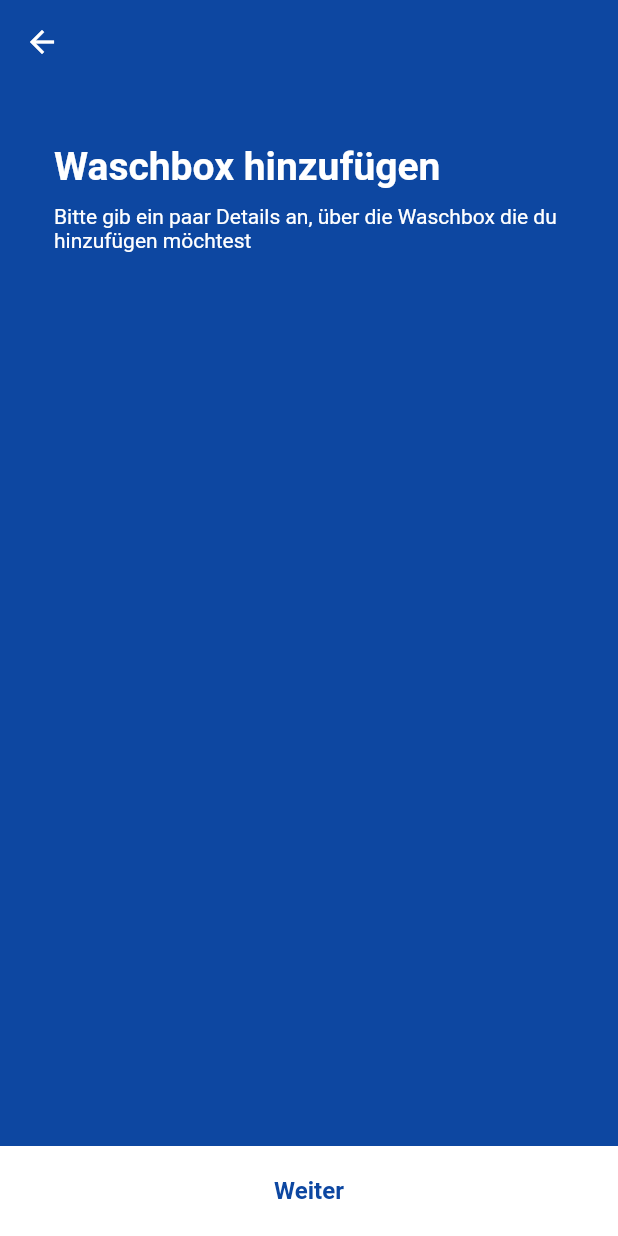
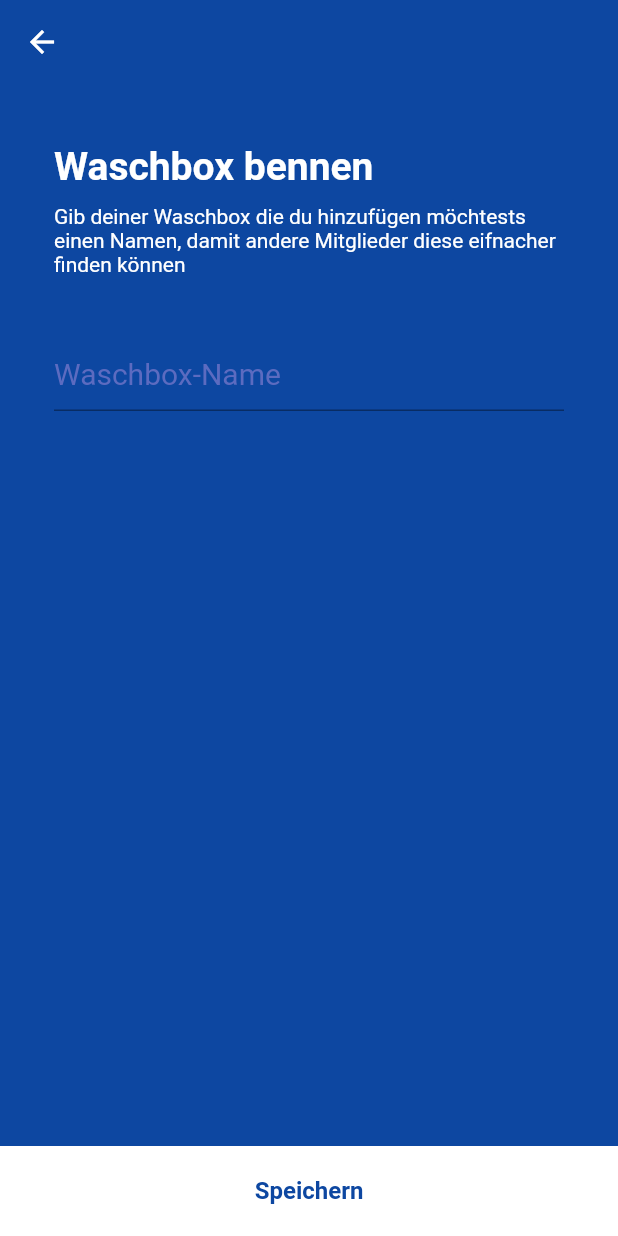
Before and after one commit to Libero793/deepblue, a Flutter app: the SubmitNewLocationScreen screen opened directly with empty values, on a phone screen of 412 x 824 dp. Run offline on Flutter 3.47's test engine with Material 2 defaults, Android fonts, the phone set to English and light mode, and no system bars; our stand-ins replace flutter_map, flutter_rating, geolocator, latlong, location; missing offline and left inert: geolocation; statements that could not run were skipped.

Commit message:
name Location

```diff
--- a/lib/screens/submitNewLocation.dart
+++ b/lib/screens/submitNewLocation.dart
@@ -3,7 +3,7 @@ import 'package:http/http.dart' as http;
 import 'package:deepblue/models/RegisterLocationModel.dart';
 import 'package:flutter/material.dart';
 import 'package:latlong/latlong.dart';
-
+import 'package:flutter_rating/flutter_rating.dart';
 
 class SubmitNewLocationScreen extends StatefulWidget{
 
@@ -23,12 +23,22 @@ class _SubmitNewLocationScreen extends State<SubmitNewLocationScreen>{
 
   Color menuBackgroundColor = Colors.blue[900];
 
+
   //_RegisterLocationScreen(this.pushedLocation);
   Future httpReturn;
   String test;
+  FocusNode _focus = new FocusNode();
 
 
+  @override
+  void initState() {
+    super.initState();
+    _focus.addListener(_onFocusChange);
+  }
 
+  void _onFocusChange(){
+    debugPrint("Focus: "+_focus.hasFocus.toString());
+  }
 
   void httpRequest()async {
 
@@ -67,6 +77,10 @@ class _SubmitNewLocationScreen extends State<SubmitNewLocationScreen>{
     print("fliessend Wasser ${registerModel.getFliessendWasser()}");
     print("motor Waesche ${registerModel.getMotorWaesche()}");
     print("location: $pushedLocation");
+    final theme = Theme.of(context);
+
+
+
     return Scaffold(
       backgroundColor: menuBackgroundColor,
       appBar: AppBar(
@@ -78,29 +92,74 @@ class _SubmitNewLocationScreen extends State<SubmitNewLocationScreen>{
 
       body: new Center(
         child: Column(
-          crossAxisAlignment: CrossAxisAlignment.start,
+          crossAxisAlignment: CrossAxisAlignment.center,
           children: <Widget>[
 
             Row(),
 
+
             Padding(
               padding: const EdgeInsets.fromLTRB(36.0, 40.0, 36.0, 0.0),
-              child: Column(
-                crossAxisAlignment: CrossAxisAlignment.start,
+              child: Row(
+                crossAxisAlignment: CrossAxisAlignment.center,
                 children: <Widget>[
-                  Text("Waschbox hinzufügen", style: TextStyle(fontWeight: FontWeight.bold, color: Colors.white, fontSize: 26.0)),
+                  //Icon(Icons.check_circle_outline,color: Colors.white,size: 30.0,),
+                  Padding(
+                    padding: const EdgeInsets.fromLTRB(0.0, 0.0, 0.0, 0.0),
+                    child:  Text("Waschbox bennen", style: TextStyle(fontWeight: FontWeight.bold, color: Colors.white, fontSize: 26.0)),
+                    ),
                 ],
               )
             ),
 
+
+
             Padding(
-              padding: const EdgeInsets.fromLTRB(36.0, 10.0, 36.0, 80.0),
-              child: Text("Bitte gib ein paar Details an, über die Waschbox die du hinzufügen möchtest",
+              padding: const EdgeInsets.fromLTRB(36.0, 10.0, 36.0, 40.0),
+              child: Text("Gib deiner Waschbox die du hinzufügen möchtests einen Namen, damit andere Mitglieder diese eifnacher finden können",
                         style: TextStyle(fontSize: 14.0, color: Colors.white),
                      ),
 
             ),
 
+            Padding(
+              padding: const EdgeInsets.fromLTRB(36.0, 0.0, 36.0, 80.0),
+              child: new Theme(
+                        data: theme.copyWith(primaryColor: Colors.white,accentColor: Colors.white, hintColor: Colors.white),
+                        child: new TextField(
+                          focusNode: _focus,
+                          keyboardType: TextInputType.text,
+                          style: TextStyle(fontWeight: FontWeight.normal, color: Colors.white, fontSize: 22.0, ),
+                          decoration: new InputDecoration(
+                            hintText: "Waschbox-Name",
+                            hintStyle: TextStyle(color: Colors.indigo[400], fontSize: 20.0,fontWeight: FontWeight.normal),
+                            border: new UnderlineInputBorder(
+                              borderSide: new BorderSide(
+                                color: Colors.red
+                              )
+                            )
+                          ),
+                        ),
+                      ),
+            ),
+
+
+
+
+            /*
+             new StarRating(
+                            size: 40.0,
+                            rating: rating,
+                            color: Colors.white,
+                            borderColor: Colors.white,
+                            starCount: starCount,
+                            onRatingChanged: (rating) => setState(
+                                  () {
+                                    this.rating = rating;
+                                  },
+                                ),
+                          ),
+            */
 
 
 
@@ -121,7 +180,8 @@ class _SubmitNewLocationScreen extends State<SubmitNewLocationScreen>{
                         mainAxisAlignment: MainAxisAlignment.center,
                         crossAxisAlignment: CrossAxisAlignment.center,
                         children: <Widget>[
-                          Text("Weiter",style: TextStyle(color: menuBackgroundColor, fontSize: 16.0, fontWeight: FontWeight.bold))
+                          Text("Speichern",style: TextStyle(color: menuBackgroundColor, fontSize: 16.0, fontWeight: FontWeight.bold)),
+
                         ],
                         ),
                       )
@@ -130,6 +190,8 @@ class _SubmitNewLocationScreen extends State<SubmitNewLocationScreen>{
                 ],
               )
             )
+
+
           ],
         ),
       ),
--- a/pubspec.yaml
+++ b/pubspec.yaml
@@ -12,6 +12,7 @@ dependencies:
   cupertino_icons: ^0.1.2
   geolocator: '^2.0.1'
   url_launcher: ^4.0.0
+  flutter_rating: ^0.0.2
   geolocation:
     git: "https://github.com/driveddy/geolocation.git"
 
```
Also changed, not shown: pubspec.lock.
